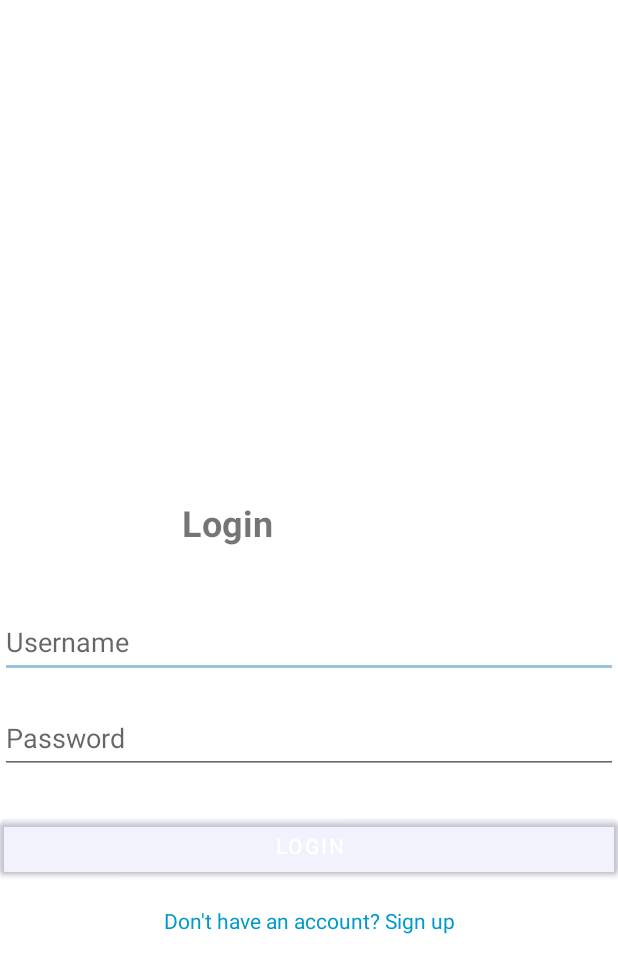
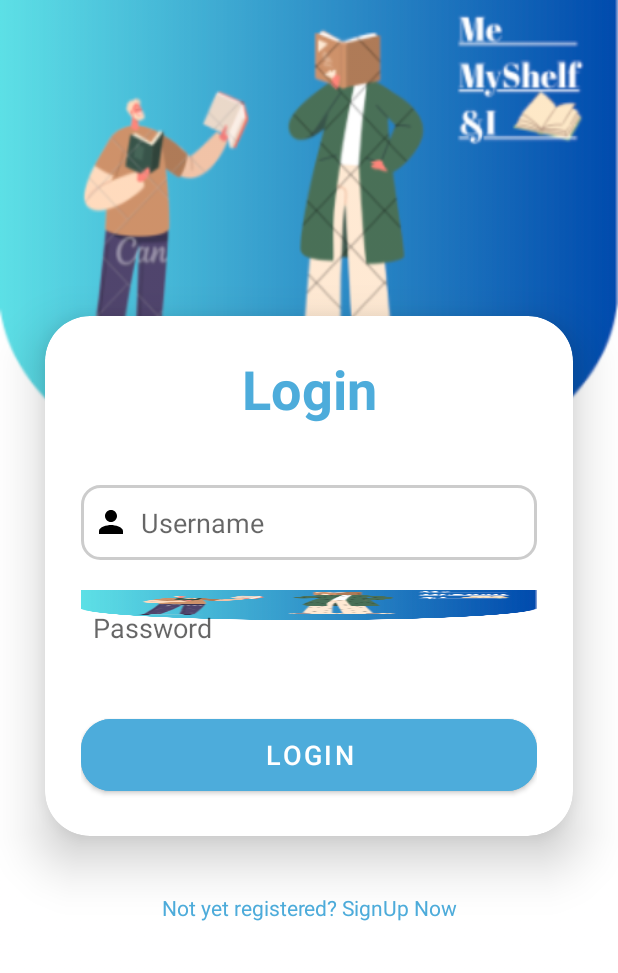
Before and after one commit to hkubra00/book-recommendation-app, an Android app: the screen it shows after launch (MainActivity), on a phone screen of 412 x 824 dp. Shown: the top 973 px of the screen. Run offline under Robolectric (Android 15) with nearby library versions, the phone set to English and light mode, and no system bars.

Commit message:
login screen ui development

```diff
--- a/app/src/main/java/com/example/myapplication/MainActivity.java
+++ b/app/src/main/java/com/example/myapplication/MainActivity.java
@@ -24,8 +24,8 @@ public class MainActivity extends AppCompatActivity {
         setContentView(R.layout.activity_main);
 
         // Initialize UI components
-        EditText usernameInput = findViewById(R.id.usernameInput);
-        EditText passwordInput = findViewById(R.id.passwordInput);
+        EditText usernameInput = findViewById(R.id.username);
+        EditText passwordInput = findViewById(R.id.password);
         Button loginBtn = findViewById(R.id.loginButton);
 
         // Set click listener on the button
--- /dev/null
+++ b/app/src/main/res/drawable/baseline_person_24.xml
@@ -0,0 +1,5 @@
+<vector xmlns:android="http://schemas.android.com/apk/res/android" android:height="24dp" android:tint="#000000" android:viewportHeight="24" android:viewportWidth="24" android:width="24dp">
+
+    <path android:fillColor="@android:color/white" android:pathData="M12,12c2.21,0 4,-1.79 4,-4s-1.79,-4 -4,-4 -4,1.79 -4,4 1.79,4 4,4zM12,14c-2.67,0 -8,1.34 -8,4v2h16v-2c0,-2.66 -5.33,-4 -8,-4z"/>
+
+</vector>
--- /dev/null
+++ b/app/src/main/res/drawable/custom_edittext.xml
@@ -0,0 +1,23 @@
+<?xml version="1.0" encoding="utf-8"?>
+<shape xmlns:android="http://schemas.android.com/apk/res/android"
+    android:shape="rectangle">
+
+    <!-- Background color -->
+    <solid android:color="#FFFFFF" />
+
+    <!-- Border color and width -->
+    <stroke
+        android:width="2dp"
+        android:color="#CCCCCC" />
+
+    <!-- Corner radius -->
+    <corners android:radius="12dp" />
+
+    <!-- Optional padding -->
+    <padding
+        android:left="10dp"
+        android:top="10dp"
+        android:right="10dp"
+        android:bottom="10dp" />
+
+</shape>
--- /dev/null
+++ b/app/src/main/res/drawable/giris_ekrani.xml
@@ -0,0 +1,12 @@
+<?xml version="1.0" encoding="utf-8"?>
+<selector xmlns:android="http://schemas.android.com/apk/res/android">
+    <?xml version="1.0" encoding="utf-8"?>
+    <shape xmlns:android="http://schemas.android.com/apk/res/android"
+        android:shape="rectangle">
+        <stroke
+            android:width="3dp"
+            android:color="@color/blue"/>
+        <corners
+            android:radius="20dp"/>
+    </shape>
+</selector>
--- a/app/src/main/res/layout/activity_main.xml
+++ b/app/src/main/res/layout/activity_main.xml
@@ -1,90 +1,92 @@
 <?xml version="1.0" encoding="utf-8"?>
-<androidx.constraintlayout.widget.ConstraintLayout xmlns:android="http://schemas.android.com/apk/res/android"
+<LinearLayout
+    xmlns:android="http://schemas.android.com/apk/res/android"
     xmlns:app="http://schemas.android.com/apk/res-auto"
     xmlns:tools="http://schemas.android.com/tools"
+    xmlns:card_view="http://schemas.android.com/apk/res-auto"
     android:id="@+id/main"
     android:layout_width="match_parent"
     android:layout_height="match_parent"
-    tools:context=".MainActivity"
+    android:orientation="vertical"
+    android:gravity="center"
+    android:background="@drawable/screenlogin"
+    tools:context=".MainActivity">
+
+    <androidx.cardview.widget.CardView
+        android:layout_width="match_parent"
+        android:layout_height="wrap_content"
+        android:layout_margin="30dp"
+        app:cardCornerRadius="30dp"
+        app:cardElevation="20dp"
+        android:background="@drawable/custom_edittext">
+
+        <LinearLayout
+            android:layout_width="match_parent"
+            android:layout_height="wrap_content"
+            android:layout_gravity="center_horizontal"
+            android:orientation="vertical"
             android:padding="24dp">
 
-    <!-- App Title -->
-
-    <!-- Username Input -->
 
             <TextView
-        android:id="@+id/appTitle"
-        android:layout_width="170dp"
-        android:layout_height="48dp"
-        android:layout_marginTop="332dp"
+                android:id="@+id/loginText"
+                android:layout_width="match_parent"
+                android:layout_height="wrap_content"
                 android:text="Login"
-        android:textSize="24sp"
-        android:textStyle="bold"
-        app:layout_constraintEnd_toEndOf="parent"
-        app:layout_constraintStart_toStartOf="parent"
-        app:layout_constraintTop_toTopOf="parent" />
+                android:textAlignment="center"
+                android:textColor="@color/blue"
+                android:textSize="36sp"
+                android:textStyle="bold" />
 
             <EditText
-        android:id="@+id/usernameInput"
-        android:layout_width="0dp"
-        android:layout_height="wrap_content"
-        android:minHeight="48dp"
+                android:id="@+id/username"
+                android:layout_width="match_parent"
+                android:layout_height="50dp"
+                android:layout_marginTop="40dp"
+                android:background="@drawable/custom_edittext"
+                android:drawableLeft="@drawable/baseline_person_24"
+                android:drawablePadding="8dp"
                 android:hint="Username"
-        android:inputType="text"
-        app:layout_constraintTop_toBottomOf="@id/appTitle"
-        app:layout_constraintStart_toStartOf="parent"
-        app:layout_constraintEnd_toEndOf="parent"
-        android:layout_marginTop="24dp"/>
+                android:padding="8dp"
+                android:textColor="@color/black"
+                android:textColorHighlight="@color/cardview_dark_background" />
 
-    <!-- Password Input -->
             <EditText
-        android:id="@+id/passwordInput"
-        android:layout_width="0dp"
-        android:layout_height="wrap_content"
-        android:minHeight="48dp"
+                android:id="@+id/password"
+                android:layout_width="match_parent"
+                android:layout_height="50dp"
+                android:layout_marginTop="20dp"
+                android:background="@drawable/screenlogin"
+                android:drawablePadding="8dp"
                 android:hint="Password"
                 android:inputType="textPassword"
-        app:layout_constraintTop_toBottomOf="@id/usernameInput"
-        app:layout_constraintStart_toStartOf="parent"
-        app:layout_constraintEnd_toEndOf="parent"
-        android:layout_marginTop="16dp"/>
+                android:padding="8dp"
+                android:textColor="@color/black"
+                android:textColorHighlight="@color/cardview_dark_background" />
 
-    <!-- Login Button -->
             <Button
                 android:id="@+id/loginButton"
-        android:layout_width="0dp"
-        android:layout_height="wrap_content"
-        android:minHeight="48dp"
+                android:layout_width="match_parent"
+                android:layout_height="60dp"
+                android:layout_marginTop="30dp"
+                android:backgroundTint="@color/blue"
                 android:text="Login"
-        app:layout_constraintTop_toBottomOf="@id/passwordInput"
-        app:layout_constraintStart_toStartOf="parent"
-        app:layout_constraintEnd_toEndOf="parent"
-        android:layout_marginTop="24dp"/>
-
-    <!-- Sign Up Text -->
-    <TextView
-        android:id="@+id/signupText"
-        android:layout_width="wrap_content"
-        android:layout_height="wrap_content"
-        android:text="Don't have an account? Sign up"
-        android:textColor="@android:color/holo_blue_dark"
-        app:layout_constraintTop_toBottomOf="@id/loginButton"
-        app:layout_constraintStart_toStartOf="parent"
-        app:layout_constraintEnd_toEndOf="parent"
-        android:layout_marginTop="16dp"/>
-
-
-    <LinearLayout xmlns:android="http://schemas.android.com/apk/res/android"
-        android:layout_width="match_parent"
-        android:layout_height="match_parent"
-        android:orientation="vertical">
-
-        <androidx.recyclerview.widget.RecyclerView
-            android:id="@+id/bookRecyclerView"
-            android:layout_width="match_parent"
-            android:layout_height="match_parent" />
+                android:textSize="18sp"
+                app:cornerRadius="20dp" />
 
         </LinearLayout>
 
+    </androidx.cardview.widget.CardView>
 
-</androidx.constraintlayout.widget.ConstraintLayout>
+    <TextView
+        android:layout_width="wrap_content"
+        android:layout_height="wrap_content"
+        android:padding="8dp"
+        android:text="Not yet registered? SignUp Now"
+        android:textSize="14sp"
+        android:textAlignment="center"
+        android:id="@+id/signupText"
+        android:textColor="@color/blue"
+        android:layout_marginBottom="20dp"/>
+
+</LinearLayout>
--- a/app/src/main/res/values/colors.xml
+++ b/app/src/main/res/values/colors.xml
@@ -9,4 +9,5 @@
     <color name="white">#FFFFFFFF</color>
     <color name="my_secondary">#9BC3D9</color>
     <color name="my_primary">#144C61D5</color>
+    <color name="blue">#4DACDB</color>
 </resources>
--- a/app/src/main/res/values/strings.xml
+++ b/app/src/main/res/values/strings.xml
@@ -1,3 +1,8 @@
 <resources>
     <string name="app_name">My Application</string>
+    <string name="login">Login</string>
+    <string name="username">Username</string>
+    <string name="password">Username</string>
+    <string name="signup_prompt">Don\'t have an account? Sign up</string>
+    <string name="book_list_description">List of books</string>
 </resources>
```
Also changed, not shown: app/src/main/res/drawable/screenlogin.png (added), 1 other file. Lines whose indentation alone changed are shown as unchanged.
